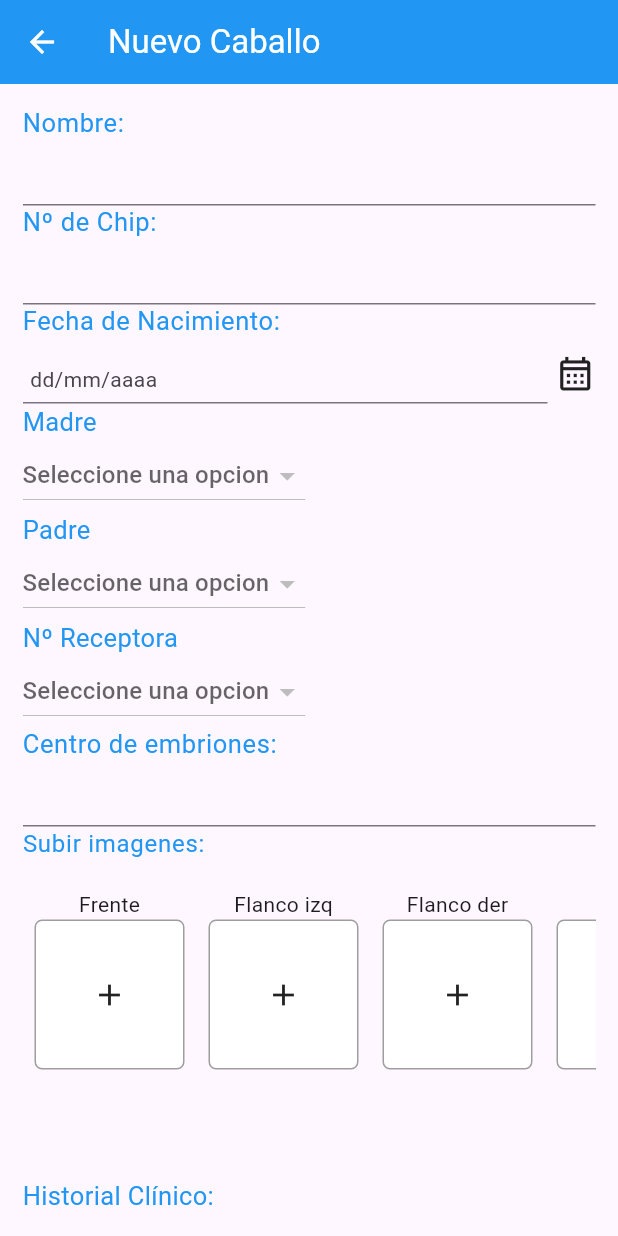
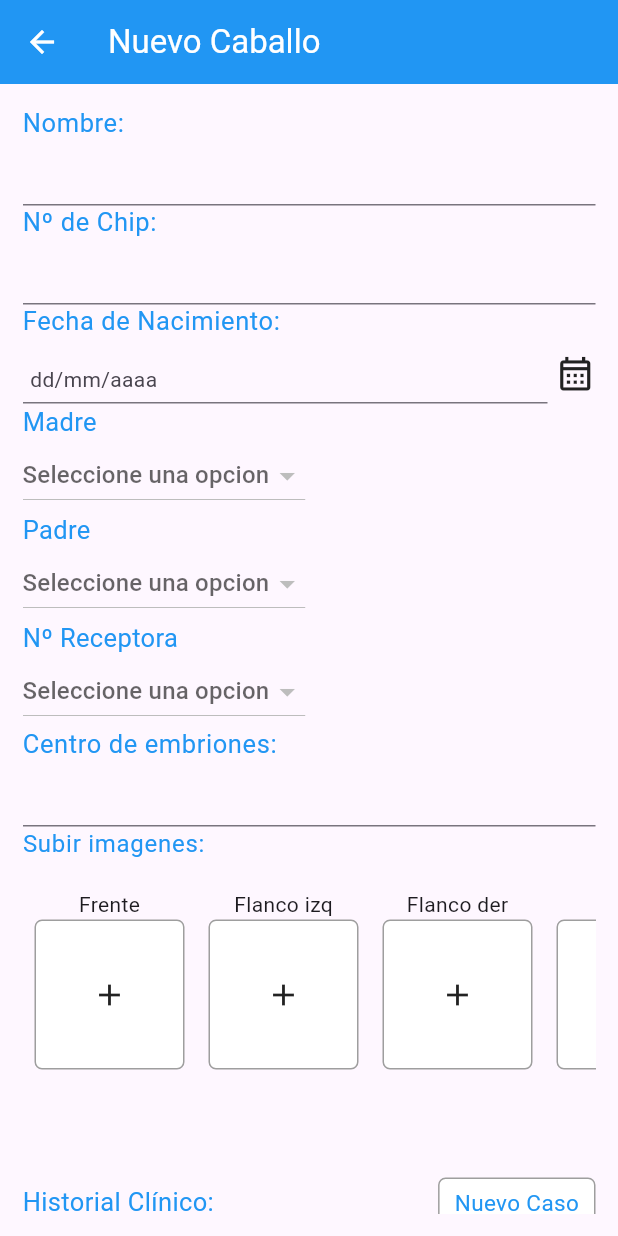
Before and after one commit to Coihue555/horse_power, a Flutter app: the FichaCaballoView screen opened by its route, on a phone screen of 412 x 824 dp. Run offline on Flutter 3.47's test engine with Material 3 defaults, Android fonts, the light colour scheme and no system bars; our stand-ins replace cloud_firestore, equatable, firebase_core, firebase_storage, flex_color_scheme, font_awesome_flutter and 3 more; accounts and stored records are empty.

Commit message:
crear casos desde ficha

```diff
--- a/lib/views/casos/casos_view.dart
+++ b/lib/views/casos/casos_view.dart
@@ -77,7 +77,7 @@ class _CasosViewState extends State<CasosView> {
                                 builder: (context) {
                                   return AlertDialog(
                                     title: const Text('Confirmar'),
-                                    content: Text('Esta seguro de eliminar el caso de ${item['caballo']}?'),
+                                    content: const Text('Esta seguro de eliminar el caso?'),
                                     actions: [
                                       TextButton(
                                           onPressed: () {
--- a/lib/views/casos/ficha_caso_view.dart
+++ b/lib/views/casos/ficha_caso_view.dart
@@ -44,6 +44,12 @@ class _FichaCasoViewState extends State<FichaCasoView> {
       }
       lstImagenes = tempList;
       nameController.text = selectedHorse;
+    }
+    if (args.containsKey('desdeFicha')) {
+      if (args['desdeFicha'] == 'S') {
+        selectedHorse = args['caballo'];
+        nameController.text = selectedHorse;
+      }
     }
     setState(() {});
   }
--- a/lib/views/configuracion/ficha_caballo_view.dart
+++ b/lib/views/configuracion/ficha_caballo_view.dart
@@ -190,9 +190,32 @@ class _FichaCaballoViewState extends State<FichaCaballoView> {
                               }),
                         ],
                       ),
-                      Text(
-                        'Historial Clínico:',
-                        style: TextStyle(fontSize: 17, color: ThemeModel().colorPrimario),
+                      Row(
+                        mainAxisAlignment: MainAxisAlignment.spaceBetween,
+                        children: [
+                          Text(
+                            'Historial Clínico:',
+                            style: TextStyle(fontSize: 17, color: ThemeModel().colorPrimario),
+                          ),
+                          InkWell(
+                            onTap: () async {
+                              await Navigator.pushNamed(context, 'fichaCaso', arguments: {"caballo": args['uid'], "desdeFicha": 'S'});
+                              setState(() {});
+                            },
+                            child: Container(
+                              decoration: BoxDecoration(
+                                  color: Colors.white, border: Border.all(color: Colors.grey), borderRadius: const BorderRadius.all(Radius.circular(5))),
+                              padding: const EdgeInsets.symmetric(horizontal: 10, vertical: 5),
+                              child: Text(
+                                'Nuevo Caso',
+                                style: TextStyle(fontSize: 15, color: ThemeModel().colorPrimario),
+                              ),
+                            ),
+                          )
+                        ],
+                      ),
+                      const SizedBox(
+                        height: 10,
                       ),
                       FutureBuilder(
                           future: getCasos(),
```
